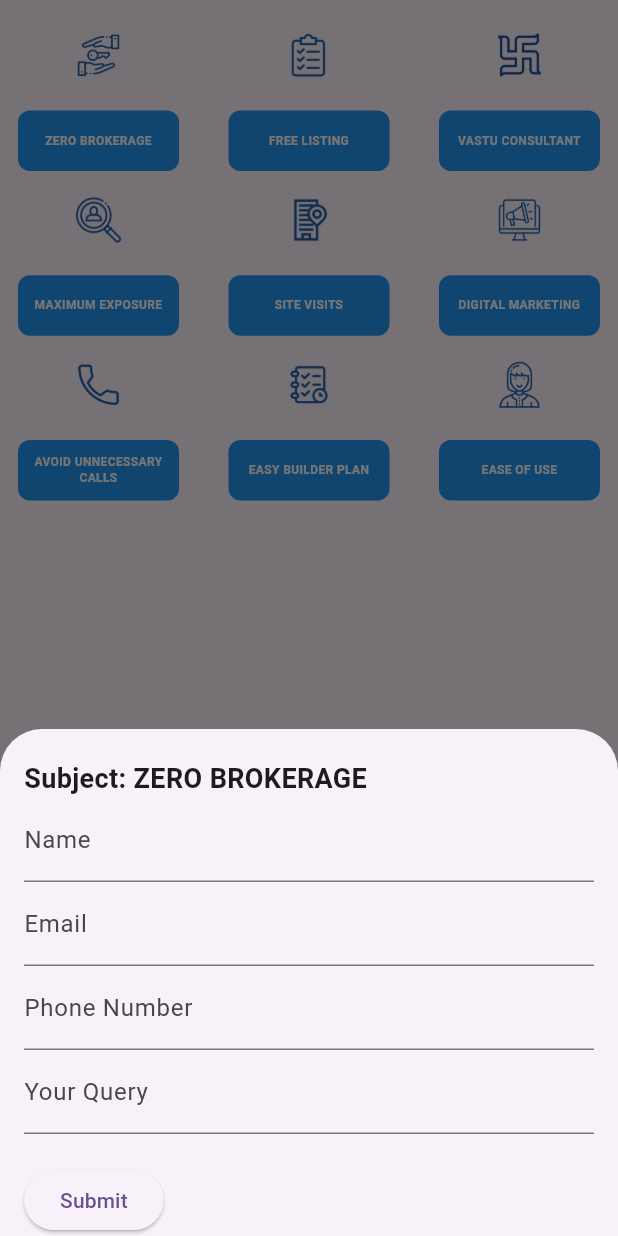
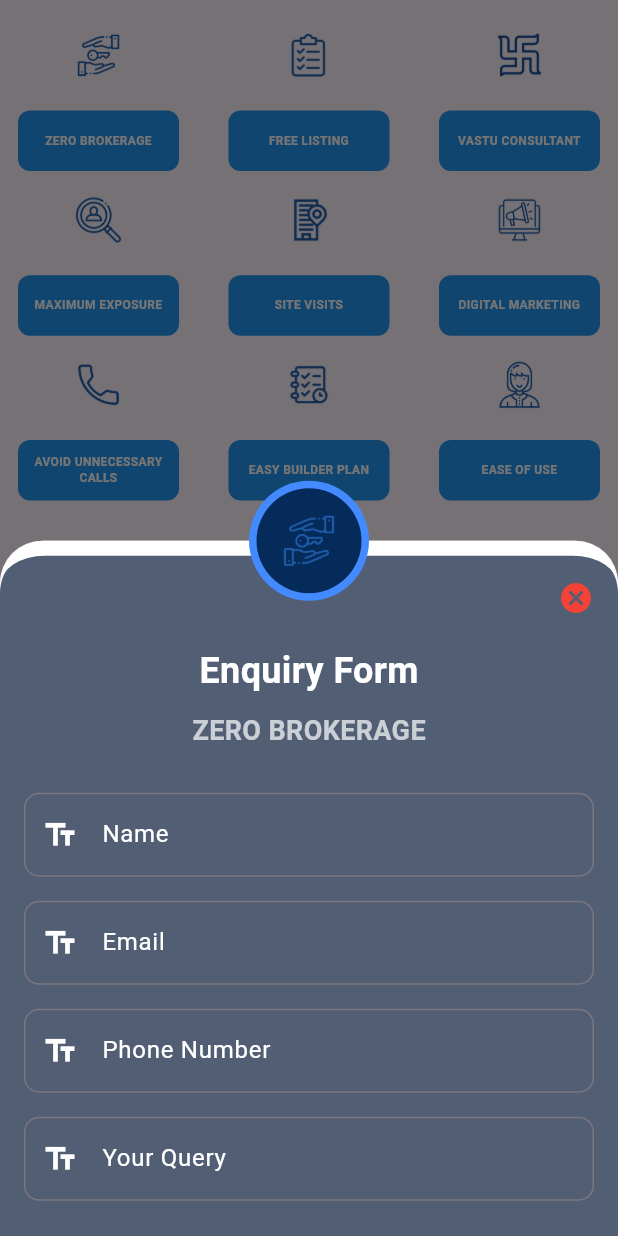
Before and after one commit to myzerobroker/myzerobrokerapp, a Flutter app: the EnquiryGrids widget shown alone on an empty page, opened directly, after a tap on "ZERO BROKERAGE", on a phone screen of 412 x 824 dp. Run offline on Flutter 3.47's test engine with Material 3 defaults, Android fonts, the phone set to English and light mode, and no system bars; our stand-ins replace animated_splash_screen, bloc, equatable, flutter_bloc, get_it, image_picker and 3 more; missing offline and left inert: awesome_drawer_bar; accounts and stored records are empty; network calls fail.

Commit message:
enquiry completed

```diff
--- a/lib/bloc/Enquiry/enquiry_bloc.dart
+++ b/lib/bloc/Enquiry/enquiry_bloc.dart
@@ -15,7 +15,6 @@ class EnquiryBloc extends Bloc<EnquiryEvent, EnquiryState> {
     on<PhoneNumberChanged>((event, emit) => emit(state.copyWith(phoneNumber: event.phoneNumber)));
     on<SubmitEnquiry>(_onSubmitEnquiry);
   }
-
 Future<void> _onSubmitEnquiry(SubmitEnquiry event, Emitter<EnquiryState> emit) async {
   emit(state.copyWith(status: EnquiryStatus.loading));
 
@@ -28,14 +27,17 @@ class EnquiryBloc extends Bloc<EnquiryEvent, EnquiryState> {
   };
 
   try {
-
     final response = await http.post(
       Uri.parse('https://myzerobroker.com/api/submit-enquiry'),
       headers: {
         'Content-Type': 'application/json',
+        'Accept': 'application/json'
       },
       body: jsonEncode(data),
     );
+
+    print('Status Code: ${response.statusCode}');
+    print('Response Body: ${response.body}');
 
     if (response.statusCode == 200) {
       final responseData = jsonDecode(response.body);
@@ -51,6 +53,7 @@ class EnquiryBloc extends Bloc<EnquiryEvent, EnquiryState> {
       ));
     }
   } catch (e) {
+    print('Exception: $e');
     emit(state.copyWith(
       status: EnquiryStatus.error,
       message: 'Error occurred: $e',
--- a/lib/presentation/screens/home_screen.dart/enquiry_form.dart
+++ b/lib/presentation/screens/home_screen.dart/enquiry_form.dart
@@ -3,83 +3,213 @@ import 'package:flutter_bloc/flutter_bloc.dart';
 import 'package:my_zero_broker/bloc/Enquiry/enquiry_bloc.dart';
 import 'package:my_zero_broker/bloc/Enquiry/enquiry_event.dart';
 import 'package:my_zero_broker/bloc/Enquiry/enquiry_state.dart';
+import 'package:my_zero_broker/presentation/widgets/ElevatedButton.dart';
 
 class EnquiryFormModal {
-  static void showEnquiryForm(BuildContext context, String subject) {
+  static void showEnquiryForm(BuildContext context, String subject ,String img) {
     showModalBottomSheet(
       context: context,
-      isScrollControlled: true,
+      isScrollControlled: false,
       builder: (BuildContext ctx) {
         return BlocProvider(
           create: (_) => EnquiryBloc(),
-          child: _EnquiryForm(subject: subject),
+          child: _EnquiryForm(subject: subject, img: img,),
         );
       },
     );
   }
 }
 
-class _EnquiryForm extends StatelessWidget {
+class _EnquiryForm extends StatefulWidget {
   final String subject;
+   final String img;
 
-  const _EnquiryForm({required this.subject});
+  const _EnquiryForm({required this.subject, required this.img});
+
+  @override
+  _EnquiryFormState createState() => _EnquiryFormState();
+}
+
+class _EnquiryFormState extends State<_EnquiryForm> {
+
+  late EnquiryBloc _bloc;
+
+  @override
+  void initState() {
+    super.initState();
+    _bloc = context.read<EnquiryBloc>();
+    WidgetsBinding.instance.addPostFrameCallback((_) {
+      _bloc.add(SubjectChanged(widget.subject)); // Moved bloc.add here to avoid calling it during build
+    });
+  }
 
   @override
   Widget build(BuildContext context) {
-    final bloc = context.read<EnquiryBloc>();
-
-    return Padding(
-      padding: EdgeInsets.only(
-        bottom: MediaQuery.of(context).viewInsets.bottom,
-        left: 16,
-        right: 16,
-        top: 20,
+     final height = MediaQuery.of(context).size.height;
+      final width = MediaQuery.of(context).size.width;
+    return Wrap(
+      children: [
+        Stack(
+          clipBehavior: Clip.none,
+          children: [
+            SingleChildScrollView(
+              child: Container(
+                padding: const EdgeInsets.all(16.0),
+                decoration: BoxDecoration(
+                  color: const Color.fromARGB(255, 82, 94, 116), // Main background color
+                  borderRadius: const BorderRadius.vertical(
+                    top: Radius.circular(30),
+                  ),
+                  border: const Border(
+                    top: BorderSide(
+                      color: Colors.white, // The color of the border
+                      width: 10.0, // The width of the border
+                      style: BorderStyle.solid, // The style of the border (solid)
+                    ),
+                  ),
                 ),
                 child: Column(
                   mainAxisSize: MainAxisSize.min,
-        crossAxisAlignment: CrossAxisAlignment.start,
                   children: [
+                    Align(
+                      alignment: Alignment.topRight,
+                      child: GestureDetector(
+                        onTap: () {
+                          Navigator.pop(context);
+                        },
+                        child: const Icon(
+                          Icons.cancel,
+                          color: Colors.red,
+                        ),
+                      ),
+                    ),
+                    const SizedBox(height: 20),
+                    // Subject Section
                     Text(
-            'Subject: $subject',
-            style: TextStyle(fontSize: 18, fontWeight: FontWeight.bold),
+                      'Enquiry Form',
+                      style: TextStyle(
+                        fontSize: 24,
+                        fontWeight: FontWeight.bold,
+                        color: Colors.white,
                       ),
-          TextField(
-            onChanged: (value) => bloc.add(NameChanged(value)),
-            decoration: InputDecoration(labelText: 'Name'),
                     ),
-          TextField(
-            onChanged: (value) => bloc.add(EmailChanged(value)),
-            decoration: InputDecoration(labelText: 'Email'),
+                    SizedBox(height: 10),
+                    Text(
+                      '${widget.subject}',
+                      style: TextStyle(
+                        fontSize: 18,
+                        fontWeight: FontWeight.bold,
+                        color: Colors.white70,
                       ),
-          TextField(
-            onChanged: (value) => bloc.add(PhoneNumberChanged(value)),
-            decoration: InputDecoration(labelText: 'Phone Number'),
-          ),
-          TextField(
-            onChanged: (value) => bloc.add(QueryChanged(value)),
-            decoration: InputDecoration(labelText: 'Your Query'),
                     ),
                     SizedBox(height: 20),
-          ElevatedButton(
-            onPressed: () {
-              bloc.add(SubmitEnquiry());
-            },
-            child: Text('Submit'),
+                    // Text Fields
+                    _buildTextField(
+                      label: 'Name',
+                      onChanged: (value) => _bloc.add(NameChanged(value)),
                     ),
+                    _buildTextField(
+                      label: 'Email',
+                      onChanged: (value) => _bloc.add(EmailChanged(value)),
+                    ),
+                    _buildTextField(
+                      label: 'Phone Number',
+                      onChanged: (value) => _bloc.add(PhoneNumberChanged(value)),
+                    ),
+                    _buildTextField(
+                      label: 'Your Query',
+                      onChanged: (value) => _bloc.add(QueryChanged(value)),
+                    ),
+                    SizedBox(height: 20),
+                    _buildSubmitButton(_bloc),
                     BlocBuilder<EnquiryBloc, EnquiryState>(
                       builder: (context, state) {
                         if (state.status == EnquiryStatus.loading) {
                           return Center(child: CircularProgressIndicator());
                         } else if (state.status == EnquiryStatus.success) {
-                return Text('Success: ${state.message}');
+                          return _buildMessage(state.message, Colors.green);
                         } else if (state.status == EnquiryStatus.error) {
-                return Text('Error: ${state.message}', style: TextStyle(color: Colors.red));
+                          return _buildMessage(state.message, Colors.red);
                         }
                         return SizedBox.shrink();
                       },
                     ),
                   ],
                 ),
+              ),
+            ),
+            Positioned(
+              top: -40, // Adjust position of the avatar
+              left: MediaQuery.of(context).size.width / 2 - 40, // Center the avatar
+              child: CircleAvatar(
+                radius: 40,
+                backgroundColor: Colors.blueAccent,
+                child: CircleAvatar(
+                  radius: 35,
+                  backgroundColor: const Color(0xFF042b59),
+                  child: Image.asset('${widget.img}'), // Your logo here
+                ),
+              ),
+            ),
+          ],
+        ),
+      ],
+    );
+  }
+
+  Widget _buildTextField({
+    required String label,
+    required Function(String) onChanged,
+  }) {
+    return Padding(
+      padding: const EdgeInsets.symmetric(vertical: 8.0),
+      child: TextField(
+         style: TextStyle(
+    color: Colors.white,
+    fontWeight: FontWeight.bold // Change text color here
+  ),
+        onChanged: onChanged,
+        decoration: InputDecoration(
+          labelText: label,
+          labelStyle: TextStyle(color: Colors.white),
+          border: OutlineInputBorder(
+            borderRadius: BorderRadius.circular(10),
+            borderSide: BorderSide(color: Colors.white),
+          ),
+          focusedBorder: OutlineInputBorder(
+            borderRadius: BorderRadius.circular(10),
+            borderSide: BorderSide(color: Colors.blue),
+          ),
+          prefixIcon: Icon(Icons.text_fields, color: Colors.white),
+        ),
+         cursorColor: Colors.red,
+      ),
+    );
+  }
+
+  Widget _buildSubmitButton(EnquiryBloc bloc) {
+     final height = MediaQuery.of(context).size.height;
+      final width = MediaQuery.of(context).size.width;
+    return Elevatedbutton(
+      text: 'Submit',
+      height:height * 0.8,
+  width:width,
+  bgcolor:const Color.fromARGB(255, 206, 49, 21),
+ foregroundColor:Colors.white,
+      onPressed: () {
+        bloc.add(SubmitEnquiry());
+      },
+
+    );
+  }
+
+  Widget _buildMessage(String message, Color color) {
+    return Padding(
+      padding: const EdgeInsets.symmetric(vertical: 16),
+      child: Text(
+        message,
+        style: TextStyle(fontSize: 16, color: color),
+      ),
     );
   }
 }
--- a/lib/presentation/screens/home_screen.dart/enquiry_grids.dart
+++ b/lib/presentation/screens/home_screen.dart/enquiry_grids.dart
@@ -1,7 +1,6 @@
 import 'package:flutter/material.dart';
-
 class EnquiryGrids extends StatefulWidget {
-  final Function(String) onSubjectSelected;
+  final Function(String, String) onSubjectSelected; // Update the callback to take both subject and image
 
   EnquiryGrids({required this.onSubjectSelected});
 
@@ -35,14 +34,15 @@ class _EnquiryGridsState extends State<EnquiryGrids> {
         shrinkWrap: true,
         gridDelegate: SliverGridDelegateWithFixedCrossAxisCount(
           crossAxisCount: 3, // Set 3 items per row
-          crossAxisSpacing: width *0.08, // Dynamic cross spacing
+          crossAxisSpacing: width * 0.08, // Dynamic cross spacing
           mainAxisSpacing: height * 0.003, // Dynamic main spacing
-          childAspectRatio: width / (height*0.5 ), //* Adjust aspect ratio for 3 items
+          childAspectRatio: width / (height * 0.5), //* Adjust aspect ratio for 3 items
         ),
         itemCount: services.length,
         itemBuilder: (context, index) {
           return GestureDetector(
-            onTap: () => widget.onSubjectSelected(services[index]['name']),
+            onTap: () => widget.onSubjectSelected(
+                services[index]['name'], services[index]['image']), // Pass both subject and image
             child: Column(
               mainAxisSize: MainAxisSize.min,
               children: [
--- a/lib/presentation/screens/home_screen.dart/home_screen.dart
+++ b/lib/presentation/screens/home_screen.dart/home_screen.dart
@@ -121,10 +121,11 @@ class _HomeScreenState extends State<HomeScreen> {
 
                 HeaderWidget(),
                 SearchForm(),
-                     EnquiryGrids(
-              onSubjectSelected: (String subject) {
-                EnquiryFormModal.showEnquiryForm(context, subject);
-              },)
+                 EnquiryGrids(
+                onSubjectSelected: (String subject, String img) {
+                  EnquiryFormModal.showEnquiryForm(context, subject, img);
+                },
+              ),
               ],
             ),
           ],
```
Lines whose indentation alone changed are shown as unchanged.
